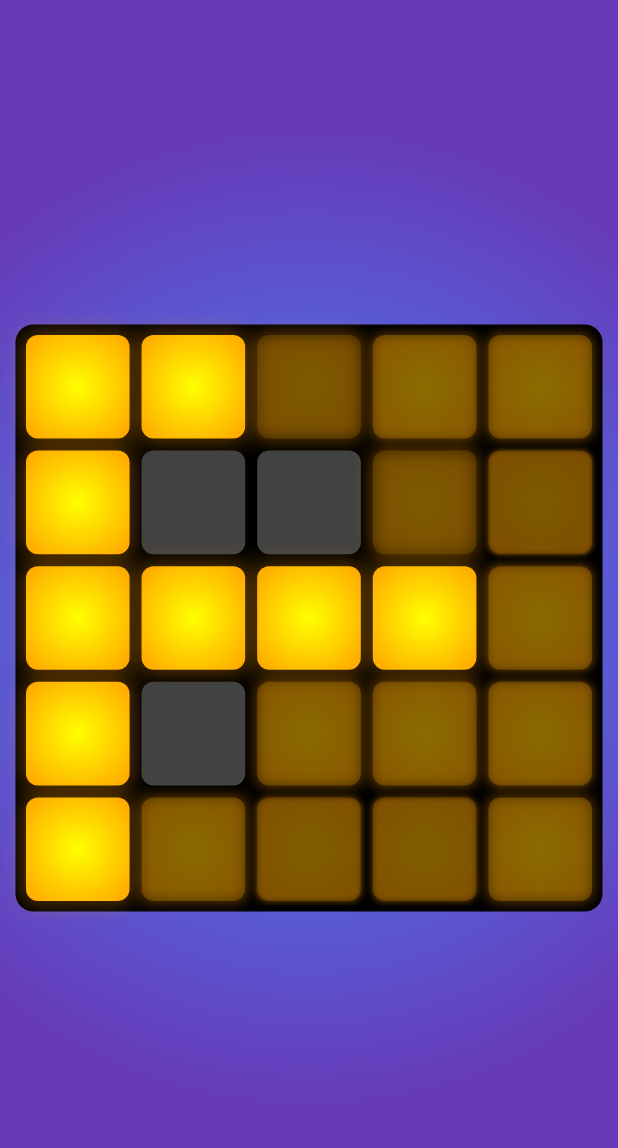
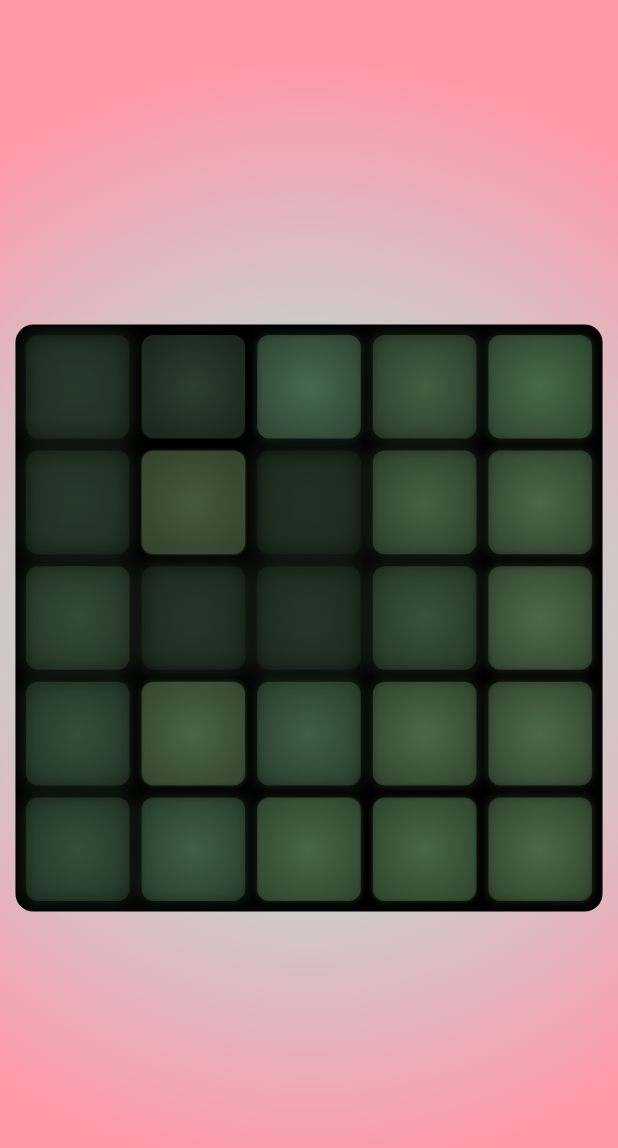
Before and after one commit to Mike4A/lights_out, a Flutter app: the screen it shows after launch, after a tap on "Start", on a phone screen of 412 x 824 dp. Shown: the top 1148 px of the screen. Run offline on Flutter 3.47's test engine with Material 3 defaults, Android fonts, the phone set to English and light mode, and no system bars.

Commit message:
added rainbow

```diff
--- a/lib/screens/game_screen.dart
+++ b/lib/screens/game_screen.dart
@@ -1,5 +1,6 @@
 import 'dart:math';
 import 'package:flutter/material.dart';
+import 'package:lights_out/utils/app_constants.dart';
 
 class GameScreen extends StatefulWidget {
   const GameScreen({super.key, required this.title});
@@ -16,20 +17,28 @@ class _GameScreenState extends State<GameScreen> {
   bool _listenToLightTaps = false;
   bool _showSizeOverlay = true;
   int _randomizerTicks = 0;
-  final Random rng = Random();
+  final Random _rng = Random();
+  late double _hue;
 
   @override
   void initState() {
     super.initState();
-    _initializeGrid();
+    _initializeGame();
   }
 
-  void _initializeGrid() {
+  void _initializeGame() {
     _grid = List.generate(_gridSize, (_) => List.filled(_gridSize, false));
+    _hue = _rng.nextDouble() * 360;
+  }
+
+  void _startNewGame() {
+    _randomizerTicks = 0;
+    _randomizeGrid(100);
   }
 
   void _toggleLights(int x, int y) {
     setState(() {
+      _hue = (_hue + 10) % 360;
       _grid[x][y] = !_grid[x][y];
       if (x > 0) {
         _grid[x - 1][y] = !_grid[x - 1][y];
@@ -52,14 +61,15 @@ class _GameScreenState extends State<GameScreen> {
       return;
     }
     setState(() {
-      _toggleLights(rng.nextInt(_gridSize), rng.nextInt(_gridSize));
+      _toggleLights(_rng.nextInt(_gridSize), _rng.nextInt(_gridSize));
     });
     _randomizerTicks++;
     int nextDelayMs;
     if (_randomizerTicks <= _gridSize * 10) {
       nextDelayMs = 100;
     } else {
-      nextDelayMs = (_randomizerTicks - _gridSize * 10) * 100;
+      nextDelayMs =
+          (_randomizerTicks - _gridSize * 10) * (100 - _gridSize * 10);
     }
     if (nextDelayMs > 1000) nextDelayMs = -1;
     Future.delayed(Duration(milliseconds: delayMs), () {
@@ -80,6 +90,24 @@ class _GameScreenState extends State<GameScreen> {
     }
   }
 
+  Color _getLightColor() {
+    return HSLColor.fromAHSL(
+      1,
+      _hue,
+      AppConstants.lightSaturation,
+      AppConstants.lightLuminosity,
+    ).toColor();
+  }
+
+  Color _getBackgroundColor() {
+    return HSLColor.fromAHSL(
+      1,
+      (_hue + 180) % 360,
+      AppConstants.lightSaturation,
+      AppConstants.lightLuminosity,
+    ).toColor();
+  }
+
   @override
   Widget build(BuildContext context) {
     return Scaffold(
@@ -88,9 +116,9 @@ class _GameScreenState extends State<GameScreen> {
           Container(
             decoration: BoxDecoration(
               gradient: RadialGradient(
-                colors: [Colors.blueAccent, Colors.deepPurple],
+                colors: [_getLightColor(), _getBackgroundColor()],
                 center: Alignment.center,
-                radius: 0.8,
+                radius: 0.9,
               ),
             ),
             child: Center(
@@ -138,22 +166,32 @@ class _GameScreenState extends State<GameScreen> {
                     decoration: BoxDecoration(
                       gradient: _grid[x][y]
                           ? RadialGradient(
-                              colors: [Colors.yellowAccent, Colors.orange],
+                              colors: [
+                                _getLightColor(),
+                                _getLightColor().withAlpha(100),
+                              ],
                               center: Alignment.center,
                               radius: 0.8,
                             )
-                          : null,
+                          : RadialGradient(
+                              colors: [
+                                _getLightColor().withAlpha(64),
+                                _getLightColor().withAlpha(32),
+                              ],
+                              center: Alignment.center,
+                              radius: 0.8,
+                            ),
                       color: _grid[x][y] ? null : Colors.grey[800],
                       borderRadius: BorderRadius.circular(8),
                       boxShadow: _grid[x][y]
                           ? [
                               BoxShadow(
-                                color: Colors.orange.withAlpha(100),
+                                color: _getLightColor().withAlpha(32),
                                 blurRadius: 12,
                                 spreadRadius: 1,
                               ),
                             ]
-                          : [],
+                          : null,
                     ),
                   ),
                 ),
@@ -172,7 +210,7 @@ class _GameScreenState extends State<GameScreen> {
         mainAxisAlignment: MainAxisAlignment.center,
         children: [
           const Text(
-            'Gridgröße wählen',
+            'Gridgröße',
             style: TextStyle(color: Colors.white, fontSize: 24),
           ),
           Slider(
@@ -184,7 +222,7 @@ class _GameScreenState extends State<GameScreen> {
             onChanged: (value) {
               setState(() {
                 _gridSize = value.toInt();
-                _initializeGrid();
+                _initializeGame();
               });
             },
           ),
@@ -193,8 +231,7 @@ class _GameScreenState extends State<GameScreen> {
               setState(() {
                 _showSizeOverlay = false;
               });
-              _randomizerTicks = 0;
-              _randomizeGrid(100);
+              _startNewGame();
             },
             child: const Text('Start'),
           ),
--- /dev/null
+++ b/lib/utils/app_constants.dart
@@ -0,0 +1,4 @@
+class AppConstants{
+  static const double lightSaturation = 1;
+  static const double lightLuminosity = 0.8;
+}
```
